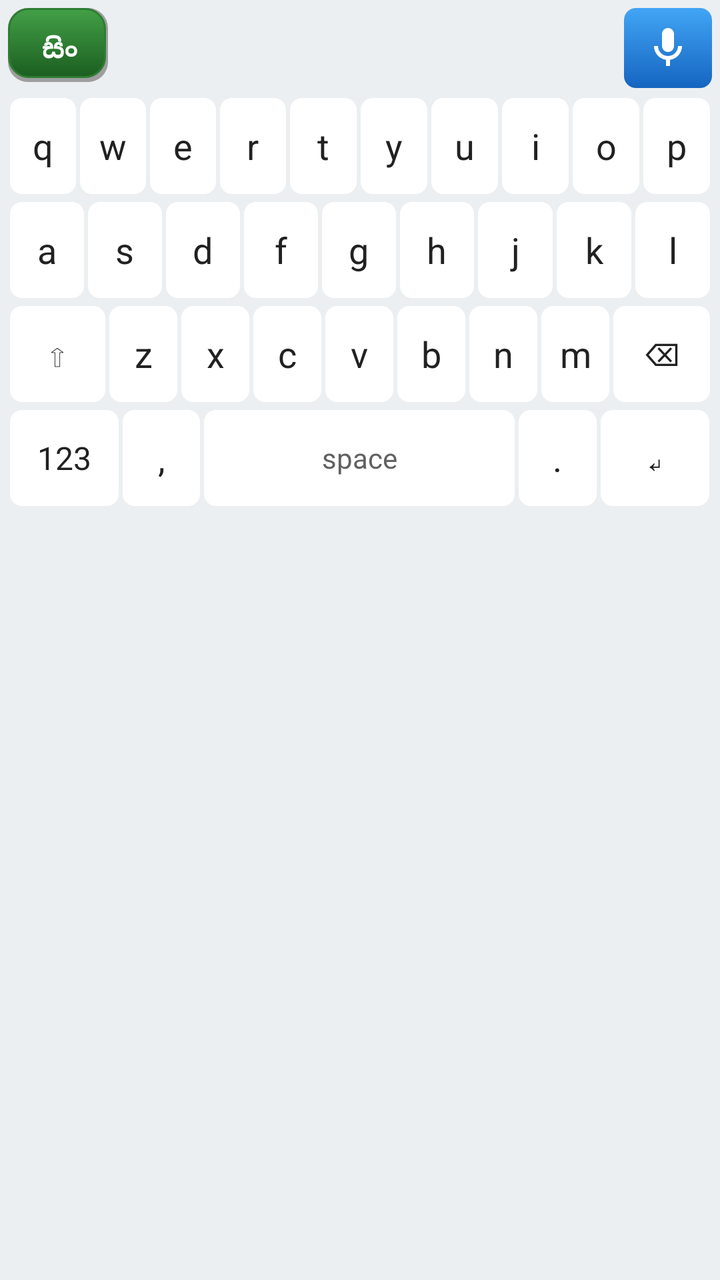
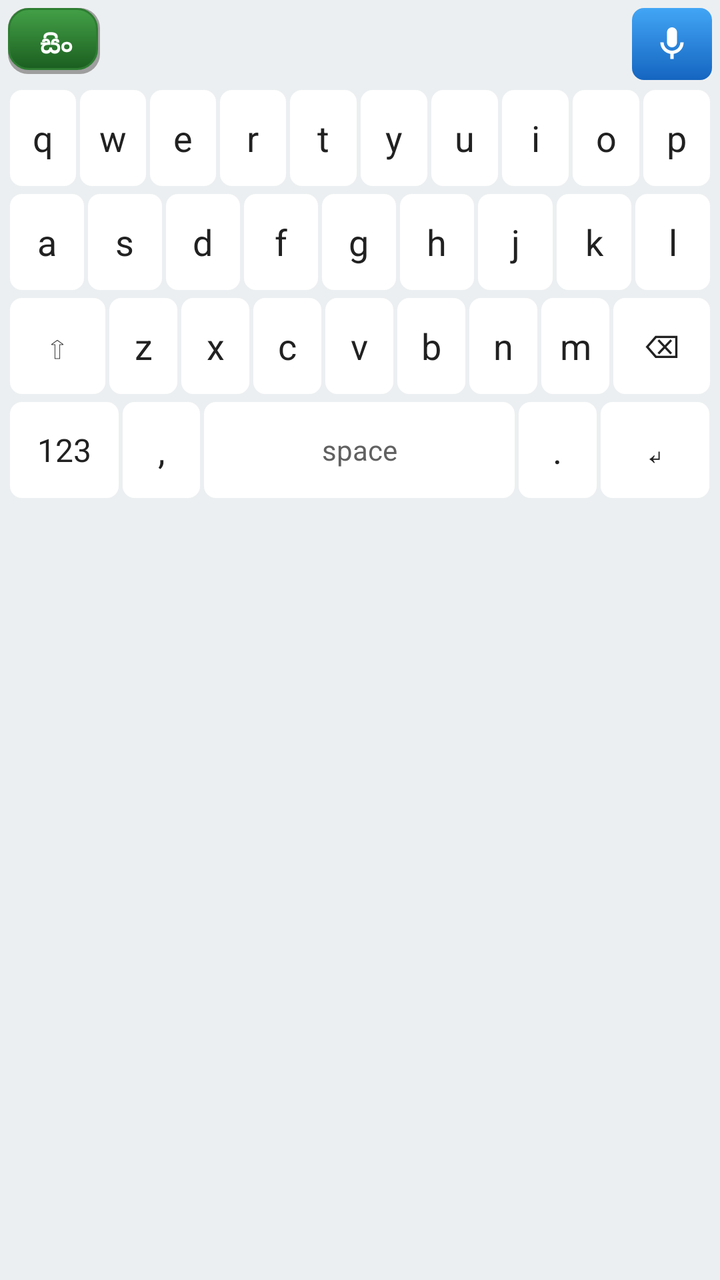

Two renders of the same Android screen: before a commit and after it. Below are the layout's source before the change and the commit's diff.
<!-- AndroidManifest.xml: application theme Theme.SinhalaKeyboard -->
<!-- res/layout/keyboard_view.xml -->
<?xml version="1.0" encoding="utf-8"?>
<LinearLayout xmlns:android="http://schemas.android.com/apk/res/android"
    android:id="@+id/keyboardRoot"
    android:layout_width="match_parent"
    android:layout_height="wrap_content"
    android:background="#ECEFF1"
    android:orientation="vertical"
    android:padding="4dp">

    <LinearLayout
        android:layout_width="match_parent"
        android:layout_height="wrap_content"
        android:gravity="center_vertical"
        android:orientation="horizontal"
        android:paddingBottom="4dp">

        <TextView
            android:id="@+id/btnLang"
            android:layout_width="wrap_content"
            android:layout_height="40dp"
            android:background="@drawable/btn_3d_light"
            android:clickable="true"
            android:focusable="true"
            android:gravity="center"
            android:minWidth="52dp"
            android:paddingHorizontal="12dp"
            android:text="@string/mode_sinhala"
            android:textColor="#FFFFFF"
            android:textSize="13sp"
            android:textStyle="bold" />

        <TextView
            android:id="@+id/btnFix"
            android:layout_width="wrap_content"
            android:layout_height="40dp"
            android:layout_marginStart="6dp"
            android:background="@drawable/btn_3d_light"
            android:clickable="true"
            android:focusable="true"
            android:gravity="center"
            android:minWidth="48dp"
            android:paddingHorizontal="12dp"
            android:text="@string/key_fix"
            android:textColor="#FFFFFF"
            android:textSize="13sp"
            android:textStyle="bold"
            android:visibility="gone" />

        <TextView
            android:id="@+id/btnTonePro"
            android:layout_width="wrap_content"
            android:layout_height="36dp"
            android:layout_marginStart="6dp"
            android:background="@drawable/suggestion_chip_primary_light"
            android:clickable="true"
            android:focusable="true"
            android:gravity="center"
            android:minWidth="44dp"
            android:paddingHorizontal="10dp"
            android:text="@string/tone_professional"
            android:textColor="#FFFFFF"
            android:textSize="12sp"
            android:textStyle="bold"
            android:visibility="gone" />

        <TextView
            android:id="@+id/btnToneFriendly"
            android:layout_width="wrap_content"
            android:layout_height="36dp"
            android:layout_marginStart="4dp"
            android:background="@drawable/suggestion_chip_light"
            android:clickable="true"
            android:focusable="true"
            android:gravity="center"
            android:minWidth="44dp"
            android:paddingHorizontal="10dp"
            android:text="@string/tone_friendly"
            android:textColor="#1B5E20"
            android:textSize="12sp"
            android:visibility="gone" />

        <HorizontalScrollView
            android:layout_width="0dp"
            android:layout_height="wrap_content"
            android:layout_marginStart="8dp"
            android:layout_weight="1"
            android:scrollbars="none">

            <LinearLayout
                android:id="@+id/suggestionRow"
                android:layout_width="wrap_content"
                android:layout_height="wrap_content"
                android:gravity="center_vertical"
                android:orientation="horizontal" />
        </HorizontalScrollView>

        <ProgressBar
            android:id="@+id/progress"
            android:layout_width="24dp"
            android:layout_height="24dp"
            android:layout_marginEnd="6dp"
            android:visibility="gone" />

        <ImageView
            android:id="@+id/btnMic"
            android:layout_width="44dp"
            android:layout_height="40dp"
            android:background="@drawable/btn_3d_mic_light"
            android:clickable="true"
            android:contentDescription="@string/key_mic"
            android:focusable="true"
            android:padding="8dp"
            android:scaleType="centerInside"
            android:src="@drawable/ic_mic" />
    </LinearLayout>

    <include
        android:id="@+id/emojiPanel"
        layout="@layout/emoji_panel" />

    <LinearLayout
        android:id="@+id/keyboardKeysPanel"
        android:layout_width="match_parent"
        android:layout_height="wrap_content"
        android:orientation="vertical">

        <LinearLayout style="@style/KeyboardRow">
            <TextView android:id="@+id/keyQ" style="@style/KeyText" android:text="q" />
            <TextView android:id="@+id/keyW" style="@style/KeyText" android:text="w" />
            <TextView android:id="@+id/keyE" style="@style/KeyText" android:text="e" />
            <TextView android:id="@+id/keyR" style="@style/KeyText" android:text="r" />
            <TextView android:id="@+id/keyT" style="@style/KeyText" android:text="t" />
            <TextView android:id="@+id/keyY" style="@style/KeyText" android:text="y" />
            <TextView android:id="@+id/keyU" style="@style/KeyText" android:text="u" />
            <TextView android:id="@+id/keyI" style="@style/KeyText" android:text="i" />
            <TextView android:id="@+id/keyO" style="@style/KeyText" android:text="o" />
            <TextView android:id="@+id/keyP" style="@style/KeyText" android:text="p" />
        </LinearLayout>

        <LinearLayout style="@style/KeyboardRow">
            <TextView android:id="@+id/keyA" style="@style/KeyText" android:text="a" />
            <TextView android:id="@+id/keyS" style="@style/KeyText" android:text="s" />
            <TextView android:id="@+id/keyD" style="@style/KeyText" android:text="d" />
            <TextView android:id="@+id/keyF" style="@style/KeyText" android:text="f" />
            <TextView android:id="@+id/keyG" style="@style/KeyText" android:text="g" />
            <TextView android:id="@+id/keyH" style="@style/KeyText" android:text="h" />
            <TextView android:id="@+id/keyJ" style="@style/KeyText" android:text="j" />
            <TextView android:id="@+id/keyK" style="@style/KeyText" android:text="k" />
            <TextView android:id="@+id/keyL" style="@style/KeyText" android:text="l" />
        </LinearLayout>

        <LinearLayout style="@style/KeyboardRow">
            <TextView android:id="@+id/keyShift" style="@style/KeyTextWide" android:text="⇧" />
            <TextView android:id="@+id/keyZ" style="@style/KeyText" android:text="z" />
            <TextView android:id="@+id/keyX" style="@style/KeyText" android:text="x" />
            <TextView android:id="@+id/keyC" style="@style/KeyText" android:text="c" />
            <TextView android:id="@+id/keyV" style="@style/KeyText" android:text="v" />
            <TextView android:id="@+id/keyB" style="@style/KeyText" android:text="b" />
            <TextView android:id="@+id/keyN" style="@style/KeyText" android:text="n" />
            <TextView android:id="@+id/keyM" style="@style/KeyText" android:text="m" />
            <TextView android:id="@+id/keyBackspace" style="@style/KeyTextWide" android:text="⌫" />
        </LinearLayout>

        <LinearLayout style="@style/KeyboardRow">
            <TextView android:id="@+id/keyNumbers" style="@style/KeyTextWide" android:text="123" />
            <TextView android:id="@+id/keyComma" style="@style/KeyText" android:text="," />
            <TextView android:id="@+id/keySpace" style="@style/KeyTextSpace" android:text="space" />
            <TextView android:id="@+id/keyPeriod" style="@style/KeyText" android:text="." />
            <TextView android:id="@+id/keyEnter" style="@style/KeyTextWide" android:text="↵" />
        </LinearLayout>
    </LinearLayout>
</LinearLayout>
<!-- res/layout/emoji_panel.xml (included above) -->
<?xml version="1.0" encoding="utf-8"?>
<LinearLayout xmlns:android="http://schemas.android.com/apk/res/android"
    android:id="@+id/emojiPanel"
    android:layout_width="match_parent"
    android:layout_height="wrap_content"
    android:orientation="vertical"
    android:paddingBottom="4dp"
    android:visibility="gone">

    <HorizontalScrollView
        android:layout_width="match_parent"
        android:layout_height="wrap_content"
        android:scrollbars="none">

        <LinearLayout
            android:id="@+id/emojiCategoryBar"
            android:layout_width="wrap_content"
            android:layout_height="wrap_content"
            android:gravity="center_vertical"
            android:orientation="horizontal"
            android:paddingHorizontal="4dp"
            android:paddingVertical="4dp" />
    </HorizontalScrollView>

    <ScrollView
        android:layout_width="match_parent"
        android:layout_height="200dp"
        android:scrollbars="none">

        <GridLayout
            android:id="@+id/emojiGrid"
            android:layout_width="match_parent"
            android:layout_height="wrap_content"
            android:alignmentMode="alignBounds"
            android:columnCount="8"
            android:paddingHorizontal="2dp" />
    </ScrollView>

    <LinearLayout
        android:layout_width="match_parent"
        android:layout_height="wrap_content"
        android:gravity="end"
        android:orientation="horizontal"
        android:paddingHorizontal="4dp"
        android:paddingTop="4dp">

        <TextView
            android:id="@+id/btnEmojiBack"
            style="@style/KeyTextWide"
            android:layout_width="wrap_content"
            android:layout_weight="0"
            android:minWidth="72dp"
            android:text="@string/key_abc" />
    </LinearLayout>
</LinearLayout>
<!-- resources referenced by this layout -->
<resources>
  <!-- drawable btn_3d_mic_light (drawable) -->
  <?xml version="1.0" encoding="utf-8"?>
  <ripple xmlns:android="http://schemas.android.com/apk/res/android"
      android:color="#B0BEC5">
      <item>
          <shape android:shape="rectangle">
              <gradient
                  android:angle="270"
                  android:endColor="#1565C0"
                  android:startColor="#42A5F5" />
              <corners android:radius="6dp" />
          </shape>
      </item>
  </ripple>
  <!-- drawable suggestion_chip_light (drawable) -->
  <?xml version="1.0" encoding="utf-8"?>
  <shape xmlns:android="http://schemas.android.com/apk/res/android"
      android:shape="rectangle">
      <solid android:color="#E8F5E9" />
      <corners android:radius="16dp" />
      <stroke
          android:width="1dp"
          android:color="#1B5E20" />
  </shape>
  <!-- drawable suggestion_chip_primary_light (drawable) -->
  <?xml version="1.0" encoding="utf-8"?>
  <shape xmlns:android="http://schemas.android.com/apk/res/android"
      android:shape="rectangle">
      <solid android:color="#E8F5E9" />
      <stroke
          android:width="1dp"
          android:color="#2E7D32" />
      <corners android:radius="8dp" />
  </shape>
  <string name="key_abc">ABC</string>
  <string name="key_fix">Fix</string>
  <string name="key_mic">Microphone</string>
  <string name="mode_sinhala">සිං</string>
  <string name="tone_friendly">Friendly</string>
  <string name="tone_professional">Pro</string>
  <style name="KeyboardRow">
          <item name="android:layout_width">match_parent</item>
          <item name="android:layout_height">wrap_content</item>
          <item name="android:orientation">horizontal</item>
          <item name="android:gravity">center</item>
          <item name="android:layout_marginBottom">2dp</item>
      </style>
  <style name="Theme.SinhalaKeyboard" parent="Theme.MaterialComponents.DayNight.DarkActionBar" />
  <!-- drawable key_bg (drawable) -->
  <?xml version="1.0" encoding="utf-8"?>
  <ripple xmlns:android="http://schemas.android.com/apk/res/android"
      android:color="#B0BEC5">
      <item>
          <shape android:shape="rectangle">
              <solid android:color="#FFFFFF" />
              <corners android:radius="6dp" />
          </shape>
      </item>
  </ripple>
  <!-- unchanged entries left out for length: 5 -->
</resources>

<!-- the commit's change to res/layout/keyboard_view.xml (unified diff, before → after) -->
@@ -8,88 +8,66 @@
     android:padding="4dp">
 
     <LinearLayout
-        android:layout_width="match_parent"
-        android:layout_height="wrap_content"
+        android:id="@+id/toolbarRow"
+        android:layout_width="match_parent"
+        android:layout_height="40dp"
         android:gravity="center_vertical"
         android:orientation="horizontal"
         android:paddingBottom="4dp">
 
-        <TextView
-            android:id="@+id/btnLang"
+        <LinearLayout
+            android:id="@+id/toolbarButtons"
             android:layout_width="wrap_content"
-            android:layout_height="40dp"
-            android:background="@drawable/btn_3d_light"
-            android:clickable="true"
-            android:focusable="true"
-            android:gravity="center"
-            android:minWidth="52dp"
-            android:paddingHorizontal="12dp"
-            android:text="@string/mode_sinhala"
-            android:textColor="#FFFFFF"
-            android:textSize="13sp"
-            android:textStyle="bold" />
-
-        <TextView
-            android:id="@+id/btnFix"
-            android:layout_width="wrap_content"
-            android:layout_height="40dp"
-            android:layout_marginStart="6dp"
-            android:background="@drawable/btn_3d_light"
-            android:clickable="true"
-            android:focusable="true"
-            android:gravity="center"
-            android:minWidth="48dp"
-            android:paddingHorizontal="12dp"
-            android:text="@string/key_fix"
-            android:textColor="#FFFFFF"
-            android:textSize="13sp"
-            android:textStyle="bold"
-            android:visibility="gone" />
-
-        <TextView
-            android:id="@+id/btnTonePro"
-            android:layout_width="wrap_content"
-            android:layout_height="36dp"
-            android:layout_marginStart="6dp"
-            android:background="@drawable/suggestion_chip_primary_light"
-            android:clickable="true"
-            android:focusable="true"
-            android:gravity="center"
-            android:minWidth="44dp"
-            android:paddingHorizontal="10dp"
-            android:text="@string/tone_professional"
-            android:textColor="#FFFFFF"
-            android:textSize="12sp"
-            android:textStyle="bold"
-            android:visibility="gone" />
-
-        <TextView
-            android:id="@+id/btnToneFriendly"
-            android:layout_width="wrap_content"
-            android:layout_height="36dp"
-            android:layout_marginStart="4dp"
-            android:background="@drawable/suggestion_chip_light"
-            android:clickable="true"
-            android:focusable="true"
-            android:gravity="center"
-            android:minWidth="44dp"
-            android:paddingHorizontal="10dp"
-            android:text="@string/tone_friendly"
-            android:textColor="#1B5E20"
-            android:textSize="12sp"
-            android:visibility="gone" />
+            android:layout_height="match_parent"
+            android:gravity="center_vertical"
+            android:orientation="horizontal">
+
+            <TextView
+                android:id="@+id/btnLang"
+                style="@style/ToolbarButton"
+                android:layout_marginStart="0dp"
+                android:background="@drawable/btn_3d_light"
+                android:minWidth="48dp"
+                android:text="@string/mode_sinhala"
+                android:textColor="#FFFFFF" />
+
+            <TextView
+                android:id="@+id/btnFix"
+                style="@style/ToolbarButton"
+                android:background="@drawable/btn_3d_fix_light"
+                android:text="@string/key_fix"
+                android:textColor="#FFFFFF"
+                android:visibility="gone" />
+
+            <TextView
+                android:id="@+id/btnTonePro"
+                style="@style/ToolbarButton"
+                android:background="@drawable/suggestion_chip_primary_light"
+                android:text="@string/tone_professional"
+                android:textColor="#FFFFFF"
+                android:visibility="gone" />
+
+            <TextView
+                android:id="@+id/btnToneFriendly"
+                style="@style/ToolbarButton"
+                android:background="@drawable/suggestion_chip_light"
+                android:text="@string/tone_friendly"
+                android:textColor="#1B5E20"
+                android:visibility="gone" />
+        </LinearLayout>
 
         <HorizontalScrollView
             android:layout_width="0dp"
-            android:layout_height="wrap_content"
-            android:layout_marginStart="8dp"
+            android:layout_height="match_parent"
+            android:layout_marginStart="6dp"
             android:layout_weight="1"
+            android:fillViewport="true"
             android:scrollbars="none">
 
             <LinearLayout
                 android:id="@+id/suggestionRow"
                 android:layout_width="wrap_content"
-                android:layout_height="wrap_content"
+                android:layout_height="match_parent"
                 android:gravity="center_vertical"
                 android:orientation="horizontal" />
         </HorizontalScrollView>
@@ -98,13 +76,15 @@
             android:id="@+id/progress"
             android:layout_width="24dp"
             android:layout_height="24dp"
-            android:layout_marginEnd="6dp"
+            android:layout_gravity="center_vertical"
+            android:layout_marginStart="4dp"
+            android:layout_marginEnd="4dp"
             android:visibility="gone" />
 
         <ImageView
             android:id="@+id/btnMic"
-            android:layout_width="44dp"
-            android:layout_height="40dp"
+            android:layout_width="40dp"
+            android:layout_height="match_parent"
             android:background="@drawable/btn_3d_mic_light"
             android:clickable="true"
             android:contentDescription="@string/key_mic"
<!-- resource entries referenced after the edit -->
@@ -1,5 +1,27 @@
 <!-- resources referenced by this layout -->
 <resources>
+  <!-- drawable btn_3d_fix_light (drawable) -->
+  <?xml version="1.0" encoding="utf-8"?>
+  <layer-list xmlns:android="http://schemas.android.com/apk/res/android">
+      <item android:bottom="3dp" android:right="2dp">
+          <shape android:shape="rectangle">
+              <solid android:color="#9E9E9E" />
+              <corners android:radius="10dp" />
+          </shape>
+      </item>
+      <item android:bottom="5dp" android:right="3dp">
+          <shape android:shape="rectangle">
+              <gradient
+                  android:angle="270"
+                  android:endColor="#E65100"
+                  android:startColor="#FFB74D" />
+              <corners android:radius="10dp" />
+              <stroke
+                  android:width="1dp"
+                  android:color="#BF360C" />
+          </shape>
+      </item>
+  </layer-list>
   <!-- drawable btn_3d_mic_light (drawable) -->
   <?xml version="1.0" encoding="utf-8"?>
   <ripple xmlns:android="http://schemas.android.com/apk/res/android"
@@ -47,6 +69,18 @@
           <item name="android:gravity">center</item>
           <item name="android:layout_marginBottom">2dp</item>
       </style>
+  <style name="ToolbarButton">
+          <item name="android:layout_width">wrap_content</item>
+          <item name="android:layout_height">match_parent</item>
+          <item name="android:layout_marginStart">4dp</item>
+          <item name="android:gravity">center</item>
+          <item name="android:minWidth">44dp</item>
+          <item name="android:paddingHorizontal">10dp</item>
+          <item name="android:textSize">12sp</item>
+          <item name="android:textStyle">bold</item>
+          <item name="android:clickable">true</item>
+          <item name="android:focusable">true</item>
+      </style>
   <style name="Theme.SinhalaKeyboard" parent="Theme.MaterialComponents.DayNight.DarkActionBar" />
   <!-- drawable key_bg (drawable) -->
   <?xml version="1.0" encoding="utf-8"?>
